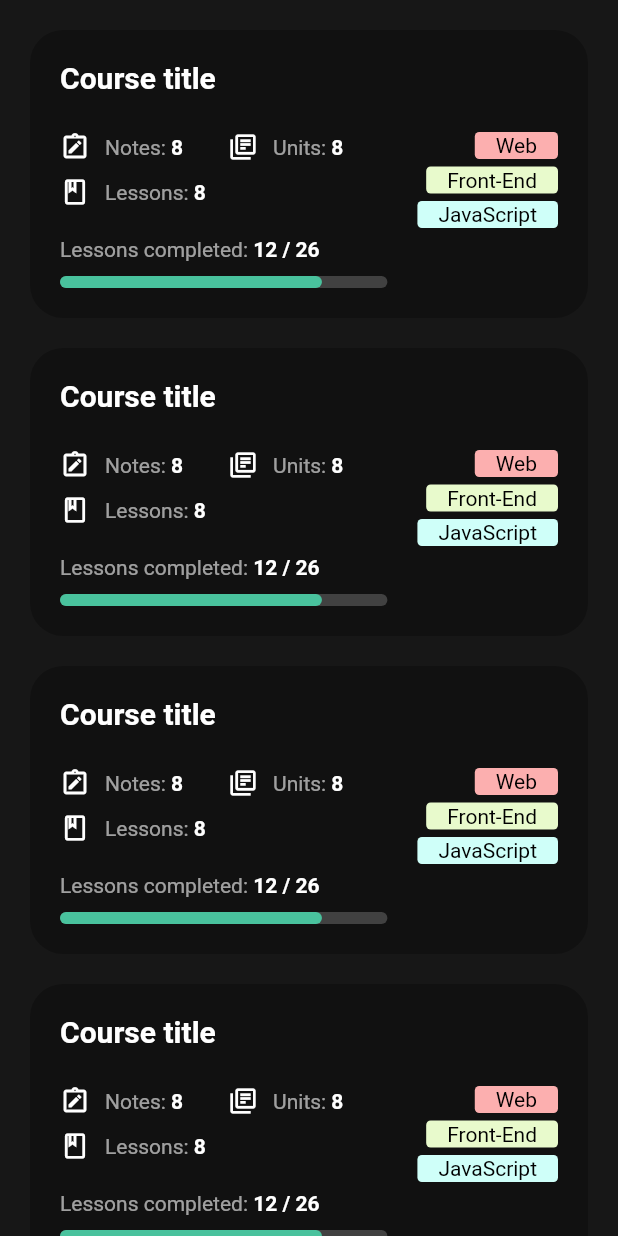
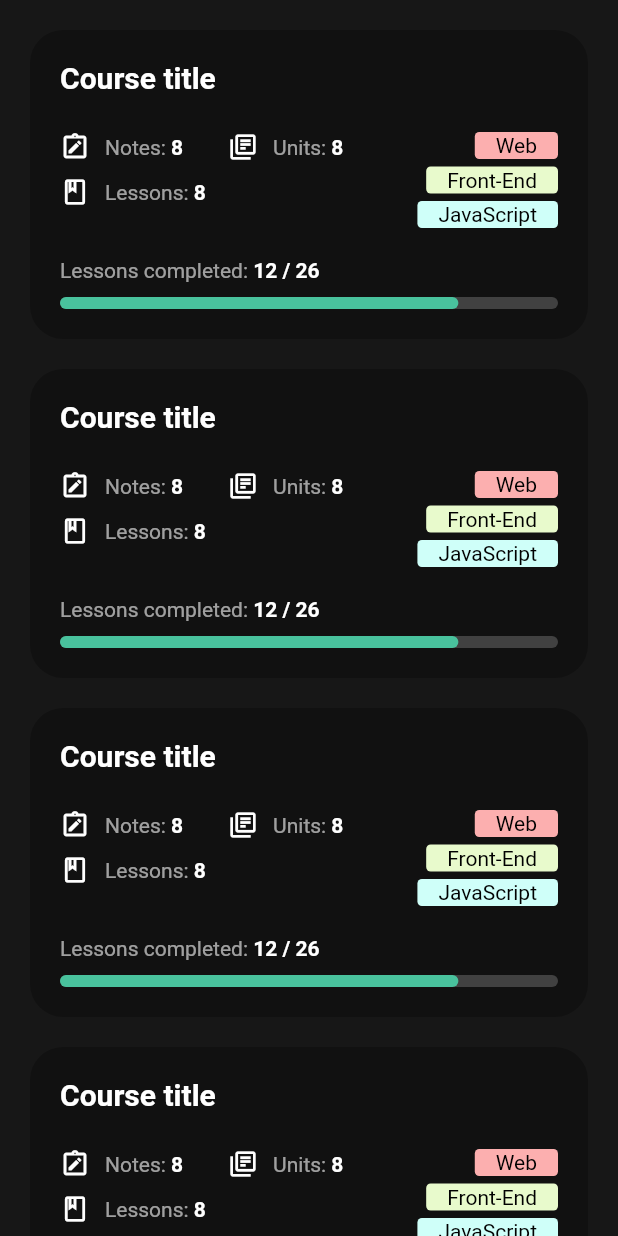
Before and after one commit to naefun/opencourse, a Flutter app: the CoursesPage screen opened directly, on a phone screen of 412 x 824 dp. Run offline on Flutter 3.47's test engine with Material 2 defaults, Android fonts, the light colour scheme and no system bars; drawn by our look-alikes of flutter_layout_grid, percent_indicator; our stand-ins replace firebase_auth, firebase_core, flutter_svg, google_fonts, syncfusion_flutter_charts, youtube_player_iframe; missing offline and left inert: pointer_interceptor; accounts and stored records are empty.

Commit message:
navigate to course page when clicking on a course, move course metrics into separate widget, make progress bar use full width of course widget

```diff
--- a/lib/widgets/course_card_large.dart
+++ b/lib/widgets/course_card_large.dart
@@ -1,6 +1,7 @@
 import 'package:flutter/material.dart';
 import 'package:flutter_layout_grid/flutter_layout_grid.dart';
 import 'package:open_course/navigators/navigator_handler.dart';
+import 'package:open_course/widgets/course_metrics.dart';
 import 'package:open_course/widgets/percent_progress_bar.dart';
 
 class CourseCardLarge extends StatelessWidget {
@@ -13,7 +14,7 @@ class CourseCardLarge extends StatelessWidget {
     return DefaultTextStyle(
       style: const TextStyle(color: Color.fromRGBO(255, 255, 255, 0.6)),
       child: GestureDetector(
-        onTap: () => NavigatorHandler.pushLessonPage(context),
+        onTap: () => NavigatorHandler.pushCoursePage(context),
         child: Container(
           margin: const EdgeInsets.fromLTRB(0, 0, 0, 20),
           decoration: BoxDecoration(
@@ -36,100 +37,22 @@ class CourseCardLarge extends StatelessWidget {
               ),
               LayoutGrid(
                 columnSizes: [2.fr, auto],
-                rowSizes: const [auto],
+                rowSizes: const [auto, auto],
                 rowGap: 20,
                 columnGap: 20,
                 children: [
-                  Column(
-                    crossAxisAlignment: CrossAxisAlignment.start,
-                    children: [
-                      const Wrap(
-                        runSpacing: 10,
-                        spacing: 30,
-                        children: [
-                          Row(
-                            mainAxisSize: MainAxisSize.min,
-                            children: [
-                              Icon(
-                                Icons.note_alt_outlined,
-                                size: 20,
-                                color: Color(0xffffffff),
-                              ),
-                              SizedBox(
-                                width: 10,
-                              ),
-                              Text("Notes: "),
-                              Text(
-                                "8",
-                                style: TextStyle(
-                                    color: Color(0xffffffff),
-                                    fontWeight: FontWeight.bold),
-                              ),
-                            ],
-                          ),
-                          Row(
-                            mainAxisSize: MainAxisSize.min,
-                            children: [
-                              Icon(
-                                Icons.library_books_outlined,
-                                size: 20,
-                                color: Color(0xffffffff),
-                              ),
-                              SizedBox(
-                                width: 10,
-                              ),
-                              Text("Units: "),
-                              Text(
-                                "8",
-                                style: TextStyle(
-                                    color: Color(0xffffffff),
-                                    fontWeight: FontWeight.bold),
-                              ),
-                            ],
-                          ),
-                          Row(
-                            mainAxisSize: MainAxisSize.min,
-                            children: [
-                              Icon(
-                                Icons.book_outlined,
-                                size: 20,
-                                color: Color(0xffffffff),
-                              ),
-                              SizedBox(
-                                width: 10,
-                              ),
-                              Text("Lessons: "),
-                              Text(
-                                "8",
-                                style: TextStyle(
-                                    color: Color(0xffffffff),
-                                    fontWeight: FontWeight.bold),
-                              ),
-                            ],
-                          ),
-                        ],
-                      ),
-                      const SizedBox(
-                        height: 20,
-                      ),
-                      const Row(
-                        children: [
-                          Text("Lessons completed: "),
-                          Text(
-                            "12 / 26",
-                            style: TextStyle(
-                                color: Color(0xffffffff),
-                                fontWeight: FontWeight.bold),
-                          ),
-                        ],
-                      ),
-                      const SizedBox(
-                        height: 10,
-                      ),
-                      PercentProgressBar(percent: 0.8)
-                    ],
-                  ),
-                  Align(
+                  GridPlacement(
+                      columnStart: 0,
+                      columnSpan: 1,
+                      rowStart: 0,
+                      rowSpan: 1,
+                      child: CourseMetrics()),
+                  GridPlacement(
+                    columnStart: 1,
+                    columnSpan: 1,
+                    rowStart: 0,
+                    rowSpan: 1,
+                    child: Align(
                       alignment: Alignment.topRight,
                       child: Column(
                         crossAxisAlignment: CrossAxisAlignment.end,
@@ -175,7 +98,32 @@ class CourseCardLarge extends StatelessWidget {
                           )
                         ],
                       ),
-                  )
+                    ),
+                  ),
+                  GridPlacement(
+                      columnStart: 0,
+                      columnSpan: 2,
+                      rowStart: 1,
+                      rowSpan: 1,
+                      child: Column(
+                        children: [
+                          const Row(
+                            children: [
+                              Text("Lessons completed: "),
+                              Text(
+                                "12 / 26",
+                                style: TextStyle(
+                                    color: Color(0xffffffff),
+                                    fontWeight: FontWeight.bold),
+                              ),
+                            ],
+                          ),
+                          const SizedBox(
+                            height: 10,
+                          ),
+                          PercentProgressBar(percent: 0.8)
+                        ],
+                      ))
                 ],
               ),
             ],
--- /dev/null
+++ b/lib/widgets/course_metrics.dart
@@ -0,0 +1,88 @@
+import 'package:flutter/material.dart';
+
+class CourseMetrics extends StatelessWidget {
+  CourseMetrics({super.key, this.showAsColumn = true});
+
+  bool showAsColumn;
+
+  @override
+  Widget build(BuildContext context) {
+    Widget metrics = const Wrap(
+      runSpacing: 10,
+      spacing: 30,
+      children: [
+        Row(
+          mainAxisSize: MainAxisSize.min,
+          children: [
+            Icon(
+              Icons.note_alt_outlined,
+              size: 20,
+              color: Color(0xffffffff),
+            ),
+            SizedBox(
+              width: 10,
+            ),
+            Text("Notes: "),
+            Text(
+              "8",
+              style: TextStyle(
+                  color: Color(0xffffffff), fontWeight: FontWeight.bold),
+            ),
+          ],
+        ),
+        Row(
+          mainAxisSize: MainAxisSize.min,
+          children: [
+            Icon(
+              Icons.library_books_outlined,
+              size: 20,
+              color: Color(0xffffffff),
+            ),
+            SizedBox(
+              width: 10,
+            ),
+            Text("Units: "),
+            Text(
+              "8",
+              style: TextStyle(
+                  color: Color(0xffffffff), fontWeight: FontWeight.bold),
+            ),
+          ],
+        ),
+        Row(
+          mainAxisSize: MainAxisSize.min,
+          children: [
+            Icon(
+              Icons.book_outlined,
+              size: 20,
+              color: Color(0xffffffff),
+            ),
+            SizedBox(
+              width: 10,
+            ),
+            Text("Lessons: "),
+            Text(
+              "8",
+              style: TextStyle(
+                  color: Color(0xffffffff), fontWeight: FontWeight.bold),
+            ),
+          ],
+        ),
+      ],
+    );
+
+    return showAsColumn
+        ? Column(
+            crossAxisAlignment: CrossAxisAlignment.start,
+            children: [
+              metrics,
+            ],
+          )
+        : Row(
+            crossAxisAlignment: CrossAxisAlignment.start,
+            children: [
+              metrics,
+            ],
+          );
+  }
+}
```
Lines whose indentation alone changed are shown as unchanged.
